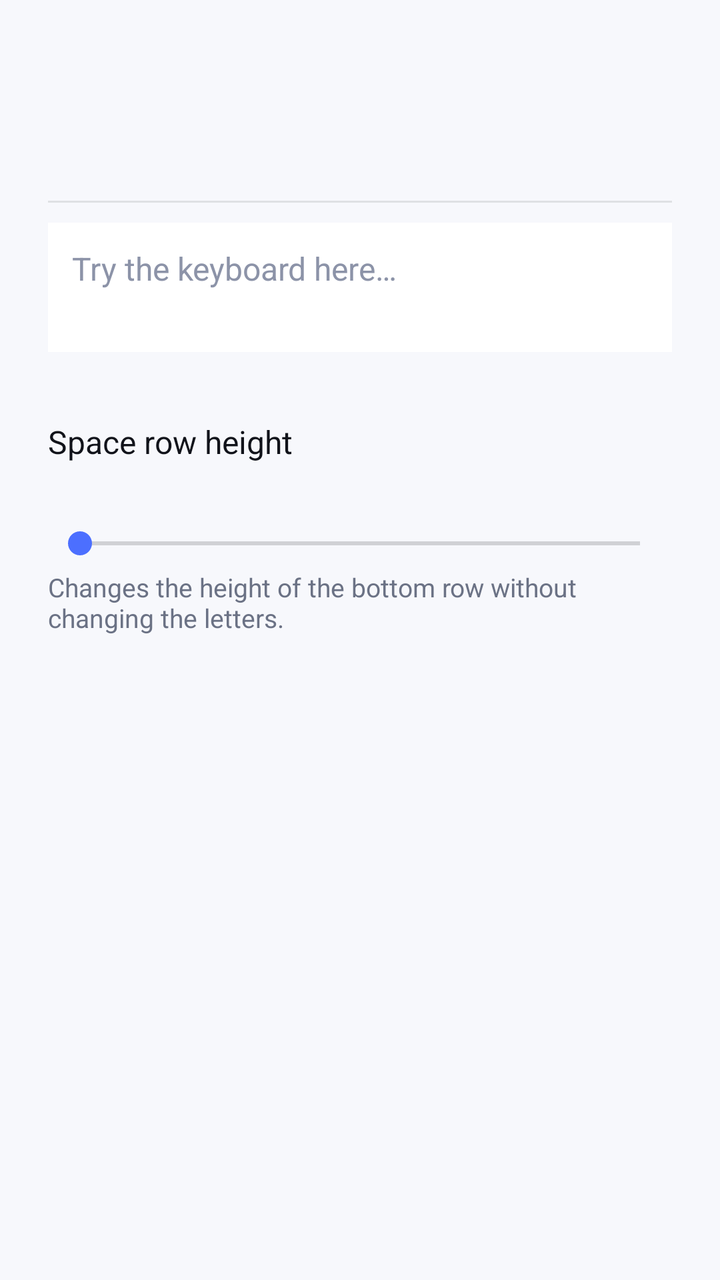
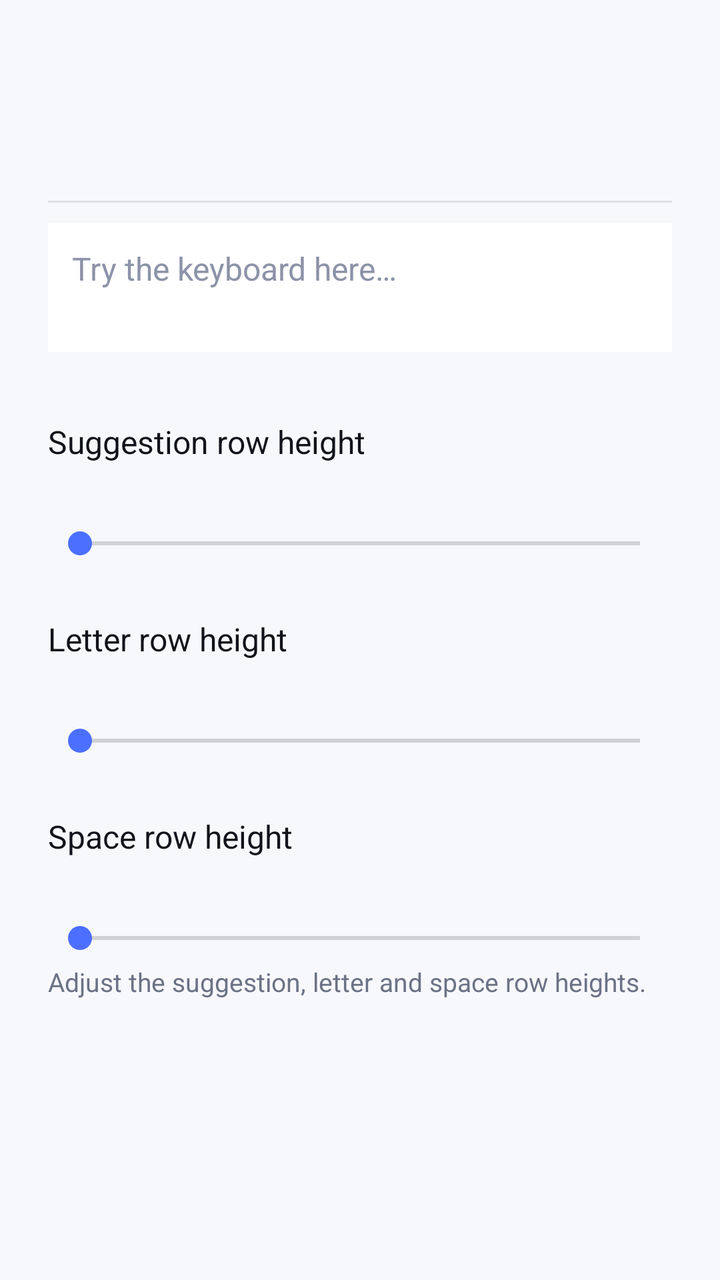

Two renders of the same Android screen: before a commit and after it. Below are the layout's source before the change and the commit's diff.
<!-- AndroidManifest.xml: application theme Theme.Type1 -->
<!-- res/layout/activity_appearance.xml -->
<?xml version="1.0" encoding="utf-8"?>
<LinearLayout xmlns:android="http://schemas.android.com/apk/res/android"
	android:layout_width="match_parent"
	android:layout_height="match_parent"
	android:orientation="vertical">

	<include layout="@layout/settings_header" />

	<ScrollView
		android:layout_width="match_parent"
		android:layout_height="0dp"
		android:layout_weight="1"
		android:fillViewport="true">

		<LinearLayout
			android:layout_width="match_parent"
			android:layout_height="wrap_content"
			android:orientation="vertical"
			android:padding="24dp">

			<TextView
				android:layout_width="match_parent"
				android:layout_height="wrap_content"
				android:text="@string/setup_utility_height"
				android:textColor="#FF11131A"
				android:textSize="16sp" />

			<TextView
				android:id="@+id/utilityHeightValue"
				android:layout_width="match_parent"
				android:layout_height="wrap_content"
				android:layout_marginTop="4dp"
				android:textColor="#FF6B7285"
				android:textSize="14sp" />

			<SeekBar
				android:id="@+id/utilityHeightSeek"
				android:layout_width="match_parent"
				android:layout_height="wrap_content"
				android:layout_marginTop="8dp" />

			<TextView
				android:layout_width="match_parent"
				android:layout_height="wrap_content"
				android:layout_marginTop="4dp"
				android:text="@string/settings_appearance_hint"
				android:textColor="#FF6B7285"
				android:textSize="13sp" />
		</LinearLayout>
	</ScrollView>
</LinearLayout>
<!-- res/layout/settings_header.xml (included above) -->
<?xml version="1.0" encoding="utf-8"?>
<LinearLayout xmlns:android="http://schemas.android.com/apk/res/android"
	android:layout_width="match_parent"
	android:layout_height="wrap_content"
	android:orientation="vertical"
	android:paddingStart="24dp"
	android:paddingTop="48dp"
	android:paddingEnd="24dp"
	android:paddingBottom="10dp">

	<TextView
		android:id="@+id/settingsTitle"
		android:layout_width="match_parent"
		android:layout_height="wrap_content"
		android:textColor="#FF11131A"
		android:textSize="30sp"
		android:textStyle="bold" />

	<View
		android:layout_width="match_parent"
		android:layout_height="1dp"
		android:layout_marginTop="12dp"
		android:background="#1A11131A" />

	<EditText
		android:id="@+id/settingsDemo"
		android:layout_width="match_parent"
		android:layout_height="wrap_content"
		android:layout_marginTop="10dp"
		android:background="#FFFFFFFF"
		android:gravity="top|start"
		android:hint="@string/setup_demo_hint"
		android:importantForAutofill="no"
		android:inputType="textCapSentences|textMultiLine"
		android:minLines="2"
		android:maxLines="3"
		android:padding="12dp"
		android:textColor="#FF11131A"
		android:textColorHint="#FF8C93A8"
		android:textSize="16sp" />
</LinearLayout>
<!-- resources referenced by this layout -->
<resources>
  <string name="settings_appearance_hint">Changes the height of the bottom row without changing the letters.</string>
  <string name="setup_demo_hint">Try the keyboard here…</string>
  <string name="setup_utility_height">Space row height</string>
  <style name="Theme.Type1" parent="@android:style/Theme.Material.Light.NoActionBar">
  		<item name="android:colorAccent">@color/brand</item>
  		<item name="android:statusBarColor">@color/brand</item>
  		<item name="android:windowBackground">#FFF7F8FC</item>
  	</style>
  <color name="brand">#FF4C6FFF</color>
</resources>

<!-- the commit's change to res/layout/activity_appearance.xml (unified diff, before → after) -->
@@ -21,6 +21,50 @@
 			<TextView
 				android:layout_width="match_parent"
 				android:layout_height="wrap_content"
+				android:text="@string/setup_suggestion_height"
+				android:textColor="#FF11131A"
+				android:textSize="16sp" />
+
+			<TextView
+				android:id="@+id/suggestionHeightValue"
+				android:layout_width="match_parent"
+				android:layout_height="wrap_content"
+				android:layout_marginTop="4dp"
+				android:textColor="#FF6B7285"
+				android:textSize="14sp" />
+
+			<SeekBar
+				android:id="@+id/suggestionHeightSeek"
+				android:layout_width="match_parent"
+				android:layout_height="wrap_content"
+				android:layout_marginTop="8dp" />
+
+			<TextView
+				android:layout_width="match_parent"
+				android:layout_height="wrap_content"
+				android:layout_marginTop="28dp"
+				android:text="@string/setup_letter_height"
+				android:textColor="#FF11131A"
+				android:textSize="16sp" />
+
+			<TextView
+				android:id="@+id/letterHeightValue"
+				android:layout_width="match_parent"
+				android:layout_height="wrap_content"
+				android:layout_marginTop="4dp"
+				android:textColor="#FF6B7285"
+				android:textSize="14sp" />
+
+			<SeekBar
+				android:id="@+id/letterHeightSeek"
+				android:layout_width="match_parent"
+				android:layout_height="wrap_content"
+				android:layout_marginTop="8dp" />
+
+			<TextView
+				android:layout_width="match_parent"
+				android:layout_height="wrap_content"
+				android:layout_marginTop="28dp"
 				android:text="@string/setup_utility_height"
 				android:textColor="#FF11131A"
 				android:textSize="16sp" />
<!-- resource entries referenced after the edit -->
@@ -1,7 +1,9 @@
 <!-- resources referenced by this layout -->
 <resources>
-  <string name="settings_appearance_hint">Changes the height of the bottom row without changing the letters.</string>
+  <string name="settings_appearance_hint">Adjust the suggestion, letter and space row heights.</string>
   <string name="setup_demo_hint">Try the keyboard here…</string>
+  <string name="setup_letter_height">Letter row height</string>
+  <string name="setup_suggestion_height">Suggestion row height</string>
   <string name="setup_utility_height">Space row height</string>
   <style name="Theme.Type1" parent="@android:style/Theme.Material.Light.NoActionBar">
   		<item name="android:colorAccent">@color/brand</item>
